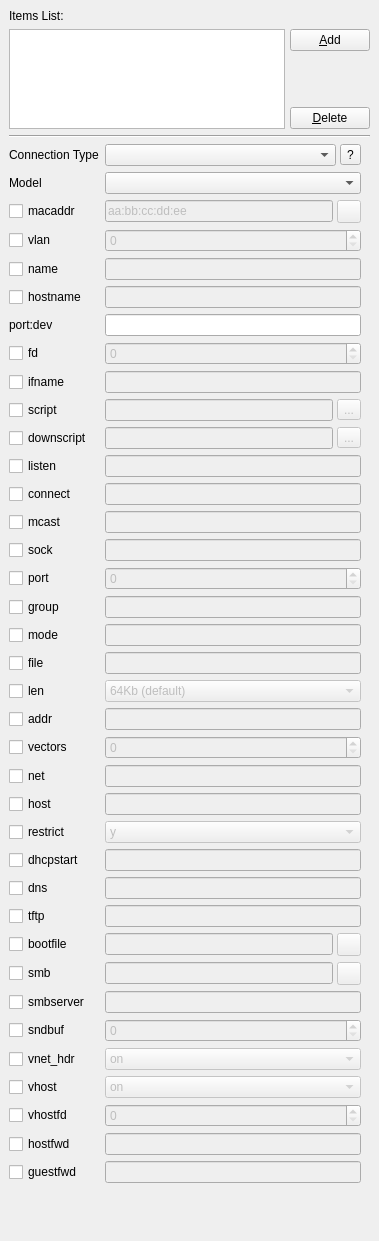
The window that src/Network_Widget.ui (tobimensch/aqemu) describes before a commit, drawn with Qt 5.
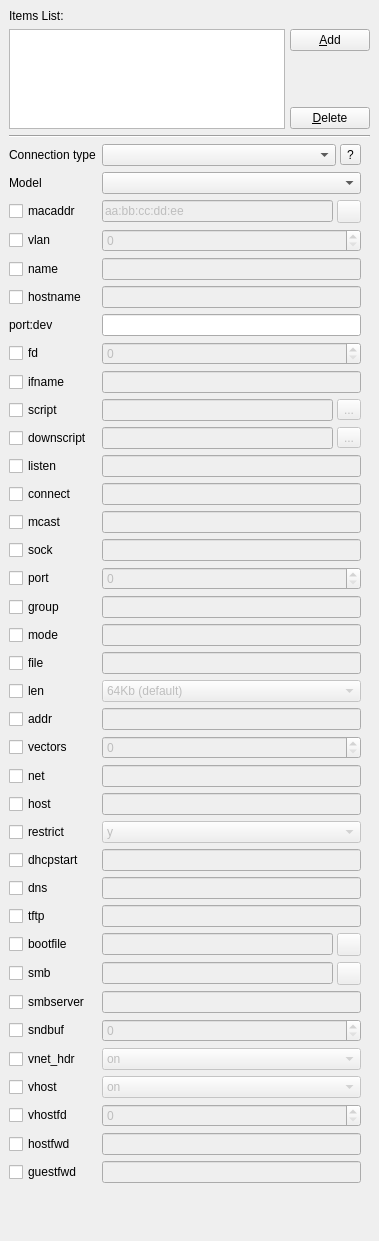
The same window after the commit. Icons and pictures are not drawn.

Diff of the .ui file:
```diff
--- a/src/Network_Widget.ui
+++ b/src/Network_Widget.ui
@@ -152,8 +152,8 @@
        <rect>
         <x>0</x>
         <y>0</y>
-        <width>350</width>
-        <height>1579</height>
+        <width>348</width>
+        <height>1394</height>
        </rect>
       </property>
       <layout class="QVBoxLayout" name="verticalLayout">
@@ -190,7 +190,7 @@
              </sizepolicy>
             </property>
             <property name="text">
-             <string>Connection Type</string>
+             <string>Connection type</string>
             </property>
            </widget>
           </item>
```
Left out of the diff: 18 changed lines with no effect on the pictures.
